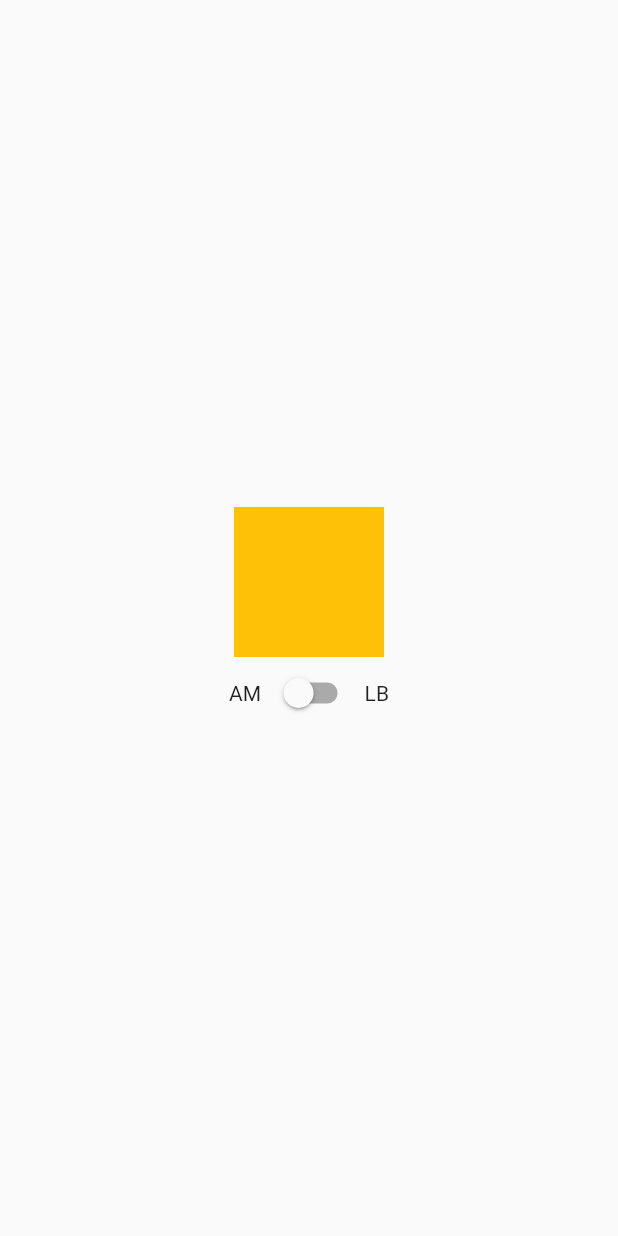
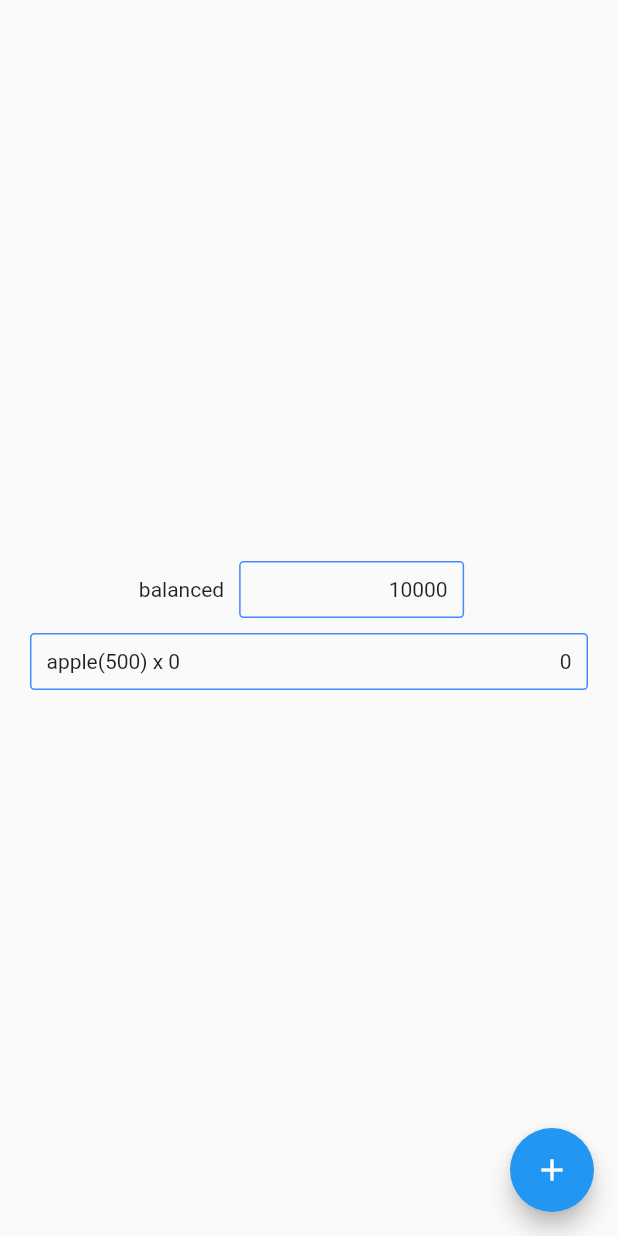
Before and after one commit to subhanassiddik/MyFlutterWidgetsLearn, a Flutter app: the screen it shows after launch, on a phone screen of 412 x 824 dp. Run offline on Flutter 3.47's test engine with Material 2 defaults, Android fonts, the phone set to English and light mode, and no system bars; our stand-ins replace get, google_fonts.

Commit message:
state management : package multi provider part 2

```diff
--- /dev/null
+++ b/lib/2_should_know/1_provider/2/cart.dart
@@ -0,0 +1,11 @@
+import 'package:flutter/foundation.dart';
+
+class Cart with ChangeNotifier {
+  int _quantity = 0;
+  int get quantity => this._quantity;
+
+  set quantity(int value) {
+    this._quantity = value;
+    notifyListeners();
+  }
+}
--- /dev/null
+++ b/lib/2_should_know/1_provider/2/main.dart
@@ -0,0 +1,76 @@
+import 'package:flutter/material.dart';
+import 'package:flutter_widget_learn/2_should_know/1_provider/2/cart.dart';
+import 'package:flutter_widget_learn/2_should_know/1_provider/2/money.dart';
+import 'package:provider/provider.dart';
+// import 'package:flutter_widget_learn/2_should_know/1_provider/2/money.dart';
+// import 'package:flutter_widget_learn/2_should_know/1_provider/2/cart.dart';
+
+//multiProvider
+
+class PackageMultiProvider extends StatelessWidget {
+  @override
+  Widget build(BuildContext context) {
+    return MaterialApp(
+      home: MultiProvider(
+        providers: [
+          ChangeNotifierProvider(create: (context) => Money()),
+          ChangeNotifierProvider(create: (context) => Cart())
+        ],
+        child: Scaffold(
+          floatingActionButton: Consumer<Money>(
+            builder: (context, money, _) => Consumer<Cart>(
+              builder: (context, cart, _) => FloatingActionButton(
+                  child: Icon(Icons.add),
+                  onPressed: () {
+                    if (money.balance >= 500) {
+                      cart.quantity += 1;
+                      money.balance -= 500;
+                    }
+                  }),
+            ),
+          ),
+          body: Column(
+            mainAxisAlignment: MainAxisAlignment.center,
+            children: <Widget>[
+              Row(
+                mainAxisAlignment: MainAxisAlignment.center,
+                children: [
+                  Text('balanced'),
+                  Container(
+                      padding: EdgeInsets.all(10),
+                      margin: EdgeInsets.all(10),
+                      width: 150,
+                      child: Align(
+                        alignment: Alignment.centerRight,
+                        child: Consumer<Money>(
+                            builder: (context, money, _) =>
+                                Text(money.balance.toString())),
+                      ),
+                      decoration: BoxDecoration(
+                          borderRadius: BorderRadius.circular(3),
+                          border: Border.all(color: Colors.blueAccent)))
+                ],
+              ),
+              Container(
+                  padding: EdgeInsets.all(10),
+                  margin: EdgeInsets.fromLTRB(20, 0, 20, 0),
+                  child: Row(
+                      mainAxisAlignment: MainAxisAlignment.spaceBetween,
+                      children: [
+                        Consumer<Cart>(
+                            builder: (context, cart, _) => Text(
+                                'apple(500) x ' + cart.quantity.toString())),
+                        Consumer<Cart>(
+                            builder: (context, cart, _) =>
+                                Text((cart.quantity * 500).toString()))
+                      ]),
+                  decoration: BoxDecoration(
+                      borderRadius: BorderRadius.circular(3),
+                      border: Border.all(color: Colors.blueAccent)))
+            ],
+          ),
+        ),
+      ),
+    );
+  }
+}
--- /dev/null
+++ b/lib/2_should_know/1_provider/2/money.dart
@@ -0,0 +1,11 @@
+import 'package:flutter/foundation.dart';
+
+class Money with ChangeNotifier {
+  int _balance = 10000;
+  int get balance => this._balance;
+
+  set balance(int value) {
+    this._balance = value;
+    notifyListeners();
+  }
+}
--- a/lib/main.dart
+++ b/lib/main.dart
@@ -1,5 +1,6 @@
 import 'package:flutter/material.dart';
-import 'package:flutter_widget_learn/2_should_know/1_provider/1/1_main.dart';
+import 'package:flutter_widget_learn/2_should_know/1_provider/2/main.dart';
+// import 'package:flutter_widget_learn/2_should_know/1_provider/1/1_main.dart';
 // import 'package:flutter_widget_learn/1_must_know/3_others/3_more_widgets/7_google_font.dart';
 // import 'package:flutter_widget_learn/1_must_know/3_others/3_more_widgets/5_tabbar.dart';
 // import 'package:flutter_widget_learn/1_must_know/3_others/3_more_widgets/6_dropdown.dart';
@@ -45,7 +46,8 @@ void main() {
       // WidgetTabBar(),
       // WidgetDropDown(),
       // GoogleFont(),
-      WidgetProvider());
+      // WidgetProvider(),
+      PackageMultiProvider());
 }
 
 class MyApp extends StatelessWidget {
--- a/pubspec.yaml
+++ b/pubspec.yaml
@@ -26,7 +26,7 @@ dependencies:
     sdk: flutter
   get: ^3.4.2
   google_fonts: ^2.1.0
-  provider: ^4.1.0+1
+  provider: ^4.0.0
 
 dev_dependencies:
   flutter_test:
```
